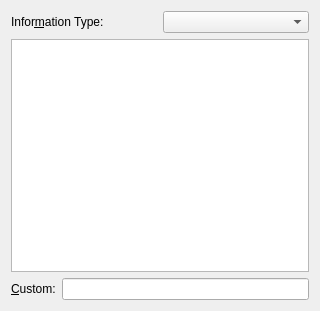
Qt form src/frontends/qt4/ui/InfoUi.ui (cburschka/lyx) before a commit.
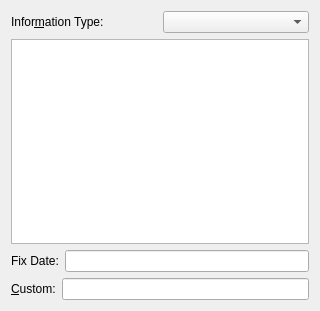
The same form after that commit.

Commit message: Add date-related info insets

```diff
--- a/src/frontends/qt4/ui/InfoUi.ui
+++ b/src/frontends/qt4/ui/InfoUi.ui
@@ -42,6 +42,27 @@
     </layout>
    </item>
    <item row="2" column="0">
+    <layout class="QHBoxLayout" name="horizontalLayout_3">
+     <item>
+      <widget class="QLabel" name="fixDateLA">
+       <property name="text">
+        <string>Fix Date:</string>
+       </property>
+       <property name="buddy">
+        <cstring>fixDateLE</cstring>
+       </property>
+      </widget>
+     </item>
+     <item>
+      <widget class="QLineEdit" name="fixDateLE">
+       <property name="toolTip">
+        <string>Here you can enter a fix date (in ISO format: YYYY-MM-DD)</string>
+       </property>
+      </widget>
+     </item>
+    </layout>
+   </item>
+   <item row="3" column="0">
     <layout class="QHBoxLayout" name="horizontalLayout">
      <item>
       <widget class="QLabel" name="nameLA">
```
Left out of the diff: 6 changed lines with no effect on the pictures. The commit also changes 15 other files.
